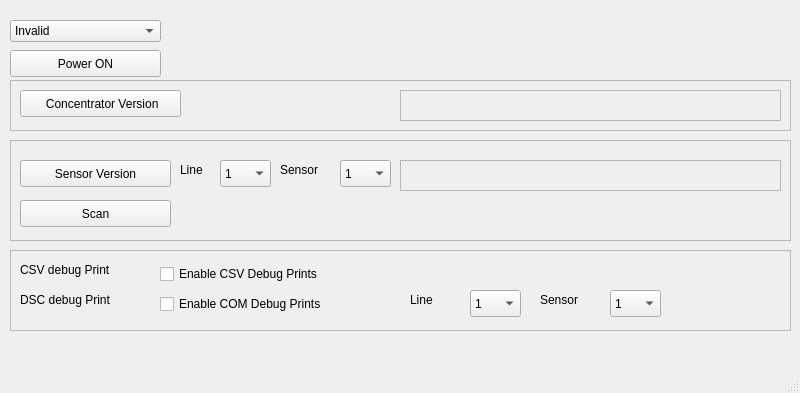
Old version of the form Qt/DataCollector/datacollector.ui in the repository shinymetal6/Membrane_2412172_00_Processes_03.
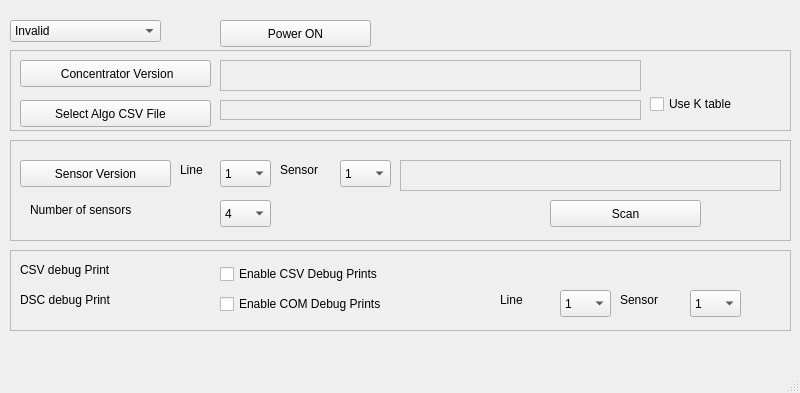
New version of the form. Icons and pictures are not drawn.

```diff
--- a/Qt/DataCollector/datacollector.ui
+++ b/Qt/DataCollector/datacollector.ui
@@ -139,7 +139,7 @@
     <widget class="QPushButton" name="Scan_pushButton">
      <property name="geometry">
       <rect>
-       <x>10</x>
+       <x>540</x>
        <y>60</y>
        <width>151</width>
        <height>27</height>
@@ -152,7 +152,7 @@
     <widget class="QLabel" name="SCAN_label">
      <property name="geometry">
       <rect>
-       <x>230</x>
+       <x>720</x>
        <y>60</y>
        <width>22</width>
        <height>22</height>
@@ -316,12 +316,53 @@
       <string>Sensor</string>
      </property>
     </widget>
+    <widget class="QComboBox" name="NumberOfSensors_comboBox">
+     <property name="geometry">
+      <rect>
+       <x>210</x>
+       <y>60</y>
+       <width>51</width>
+       <height>27</height>
+      </rect>
+     </property>
+     <property name="currentText">
+      <string>8</string>
+     </property>
+     <item>
+      <property name="text">
+       <string>4</string>
+      </property>
+     </item>
+     <item>
+      <property name="text">
+       <string>8</string>
+      </property>
+     </item>
+     <item>
+      <property name="text">
+       <string>12</string>
+      </property>
+     </item>
+    </widget>
+    <widget class="QLabel" name="label_48">
+     <property name="geometry">
+      <rect>
+       <x>20</x>
+       <y>60</y>
+       <width>161</width>
+       <height>20</height>
+      </rect>
+     </property>
+     <property name="text">
+      <string>Number of sensors</string>
+     </property>
+    </widget>
    </widget>
    <widget class="QPushButton" name="Power_pushButton">
     <property name="geometry">
      <rect>
-      <x>10</x>
-      <y>50</y>
+      <x>220</x>
+      <y>20</y>
       <width>151</width>
       <height>27</height>
      </rect>
@@ -334,9 +375,9 @@
     <property name="geometry">
      <rect>
       <x>10</x>
-      <y>80</y>
+      <y>50</y>
       <width>781</width>
-      <height>51</height>
+      <height>81</height>
      </rect>
     </property>
     <property name="frameShape">
@@ -350,7 +391,7 @@
       <rect>
        <x>10</x>
        <y>10</y>
-       <width>161</width>
+       <width>191</width>
        <height>27</height>
       </rect>
      </property>
@@ -361,9 +402,9 @@
     <widget class="QLabel" name="label_CONCENTRATORVERSION">
      <property name="geometry">
       <rect>
-       <x>390</x>
+       <x>210</x>
        <y>10</y>
-       <width>381</width>
+       <width>421</width>
        <height>31</height>
       </rect>
      </property>
@@ -377,6 +418,54 @@
       <string/>
      </property>
     </widget>
+    <widget class="QPushButton" name="SelectAlgoCSVFile_pushButton">
+     <property name="geometry">
+      <rect>
+       <x>10</x>
+       <y>50</y>
+       <width>191</width>
+       <height>27</height>
+      </rect>
+     </property>
+     <property name="text">
+      <string>Select Algo CSV File   </string>
+     </property>
+    </widget>
+    <widget class="QLabel" name="label_CSVFILE">
+     <property name="geometry">
+      <rect>
+       <x>210</x>
+       <y>50</y>
+       <width>421</width>
+       <height>20</height>
+      </rect>
+     </property>
+     <property name="frameShape">
+      <enum>QFrame::StyledPanel</enum>
+     </property>
+     <property name="frameShadow">
+      <enum>QFrame::Sunken</enum>
+     </property>
+     <property name="text">
+      <string/>
+     </property>
+    </widget>
+    <widget class="QCheckBox" name="useK_checkBox">
+     <property name="geometry">
+      <rect>
+       <x>640</x>
+       <y>40</y>
+       <width>131</width>
+       <height>28</height>
+      </rect>
+     </property>
+     <property name="text">
+      <string>Use K table</string>
+     </property>
+     <property name="checked">
+      <bool>false</bool>
+     </property>
+    </widget>
    </widget>
    <widget class="QFrame" name="DEBUG_frame">
     <property name="geometry">
@@ -396,7 +485,7 @@
     <widget class="QComboBox" name="QSENSOR_DEBUG_comboBox">
      <property name="geometry">
       <rect>
-       <x>600</x>
+       <x>680</x>
        <y>40</y>
        <width>51</width>
        <height>27</height>
@@ -451,9 +540,9 @@
     <widget class="QCheckBox" name="DSCDebugEnable_checkBox">
      <property name="geometry">
       <rect>
-       <x>150</x>
+       <x>210</x>
        <y>40</y>
-       <width>211</width>
+       <width>241</width>
        <height>28</height>
       </rect>
      </property>
@@ -466,7 +555,7 @@
       <rect>
        <x>10</x>
        <y>40</y>
-       <width>121</width>
+       <width>141</width>
        <height>20</height>
       </rect>
      </property>
@@ -477,7 +566,7 @@
     <widget class="QLabel" name="label_43">
      <property name="geometry">
       <rect>
-       <x>400</x>
+       <x>490</x>
        <y>40</y>
        <width>41</width>
        <height>19</height>
@@ -490,7 +579,7 @@
     <widget class="QComboBox" name="QLINE_DEBUG_comboBox">
      <property name="geometry">
       <rect>
-       <x>460</x>
+       <x>550</x>
        <y>40</y>
        <width>51</width>
        <height>27</height>
@@ -525,7 +614,7 @@
     <widget class="QLabel" name="label_44">
      <property name="geometry">
       <rect>
-       <x>530</x>
+       <x>610</x>
        <y>40</y>
        <width>61</width>
        <height>19</height>
@@ -538,7 +627,7 @@
     <widget class="QCheckBox" name="CSVDebugEnable_checkBox">
      <property name="geometry">
       <rect>
-       <x>150</x>
+       <x>210</x>
        <y>10</y>
        <width>231</width>
        <height>28</height>
@@ -553,7 +642,7 @@
       <rect>
        <x>10</x>
        <y>10</y>
-       <width>121</width>
+       <width>151</width>
        <height>20</height>
       </rect>
      </property>
```
Left out of the diff: 2 changed lines with no effect on the pictures.
